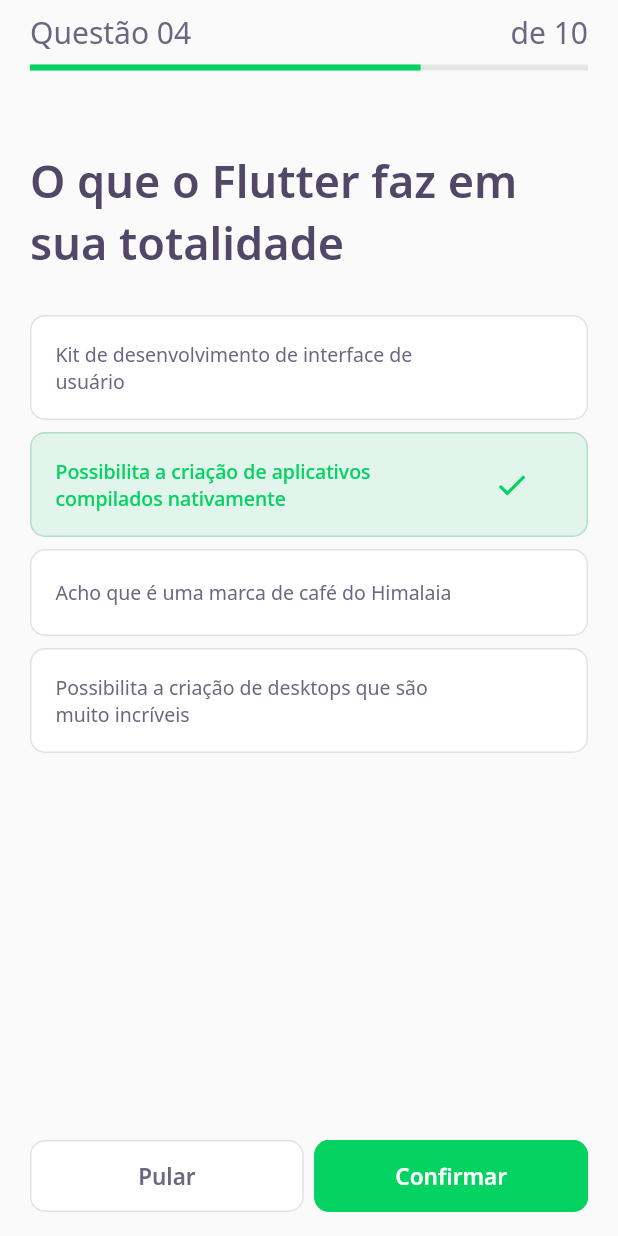
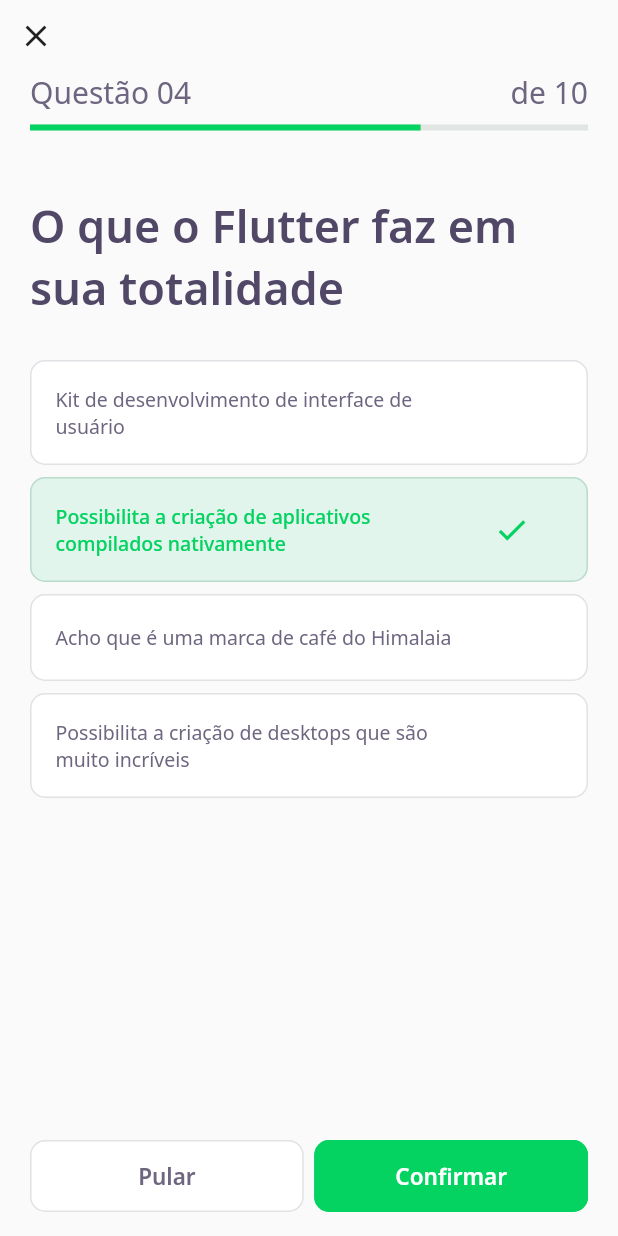
Before and after one commit to neocite/devquiz, a Flutter app: the ChallengePage screen opened directly, on a phone screen of 412 x 824 dp. Run offline on Flutter 3.47's test engine with Material 2 defaults, Android fonts, the phone set to English and light mode, and no system bars; our stand-ins replace google_fonts; missing offline and left inert: dart:ffi; accounts and stored records are empty; network calls fail.

Commit message:
navigator home to challenge page

```diff
--- a/lib/challenge/challenge_page.dart
+++ b/lib/challenge/challenge_page.dart
@@ -14,18 +14,25 @@ class _ChallengePageState extends State<ChallengePage> {
   Widget build(BuildContext context) {
     return Scaffold(
       appBar: PreferredSize(
-        preferredSize: Size.fromHeight(60),
-        child: Padding(
-          padding: const EdgeInsets.symmetric(vertical: 8),
-          child: SafeArea(
-            top: true,
-            child: QuestionIndicatorWidget(),
+        preferredSize: Size.fromHeight(100),
+        child: SafeArea(
+          top: true,
+          child: Column(
+            crossAxisAlignment: CrossAxisAlignment.start,
+            children: [
+              IconButton(
+                  icon: Icon(Icons.close),
+                  onPressed: () {
+                    Navigator.pop(context);
+                  }),
+              QuestionIndicatorWidget(),
+            ],
           ),
         ),
       ),
       body: Container(
         child: Padding(
-          padding: const EdgeInsets.symmetric(vertical: 40, horizontal: 20),
+          padding: const EdgeInsets.symmetric(vertical: 30, horizontal: 20),
           child: QuizWidget(title: "O que o Flutter faz em sua totalidade"),
         ),
       ),
--- a/lib/core/app_widget.dart
+++ b/lib/core/app_widget.dart
@@ -7,7 +7,7 @@ class AppWidget extends StatelessWidget {
   Widget build(BuildContext context) {
     return MaterialApp(
       title: "DevQuiz",
-      home: ChallengePage(),
+      home: HomePage(),
     );
   }
 }
```
Also changed, not shown: lib/home/home_page.dart (+8 -0 lines), lib/home/widgets/quiz_card/quiz_card_widget.dart (+12 -3 lines).
